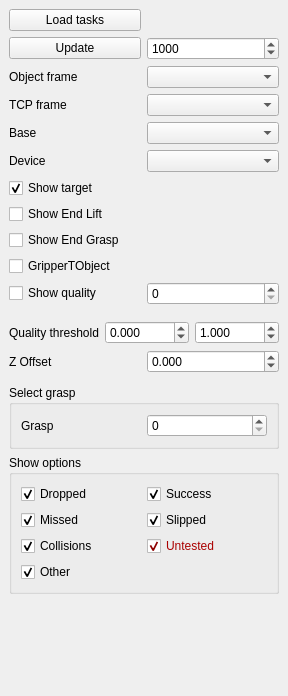
The window that RobWorkSim/src/rwsimlibs/plugins/SimTaskVisPlugin.ui (onier/RobWork) describes before a commit, drawn with Qt 5.
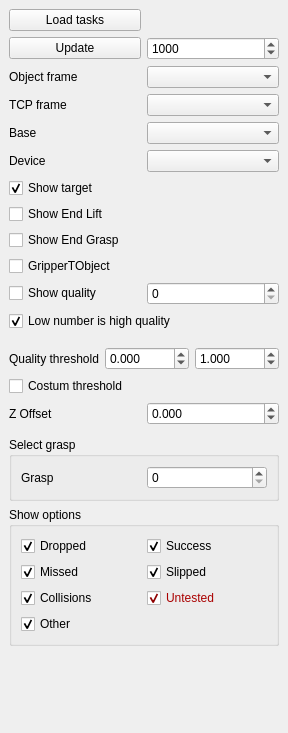
The same window after the commit.

What changed in the file:
```diff
--- a/RobWorkSim/src/rwsimlibs/plugins/SimTaskVisPlugin.ui
+++ b/RobWorkSim/src/rwsimlibs/plugins/SimTaskVisPlugin.ui
@@ -7,7 +7,7 @@
     <x>0</x>
     <y>0</y>
     <width>288</width>
-    <height>696</height>
+    <height>733</height>
    </rect>
   </property>
   <property name="windowTitle">
@@ -134,7 +134,7 @@
           </item>
          </layout>
         </item>
-        <item row="7" column="0">
+        <item row="9" column="0">
          <layout class="QHBoxLayout" name="horizontalLayout">
           <property name="topMargin">
            <number>0</number>
@@ -164,7 +164,7 @@
           </item>
          </layout>
         </item>
-        <item row="6" column="0">
+        <item row="7" column="0">
          <layout class="QHBoxLayout" name="horizontalLayout_3">
           <property name="topMargin">
            <number>10</number>
@@ -214,6 +214,23 @@
           </property>
          </widget>
         </item>
+        <item row="6" column="0">
+         <widget class="QCheckBox" name="_lowIsHigh">
+          <property name="text">
+           <string>Low number is high quality</string>
+          </property>
+          <property name="checked">
+           <bool>true</bool>
+          </property>
+         </widget>
+        </item>
+        <item row="8" column="0">
+         <widget class="QCheckBox" name="_costumThreshold">
+          <property name="text">
+           <string>Costum threshold</string>
+          </property>
+         </widget>
+        </item>
        </layout>
       </item>
       <item row="2" column="0">
```
